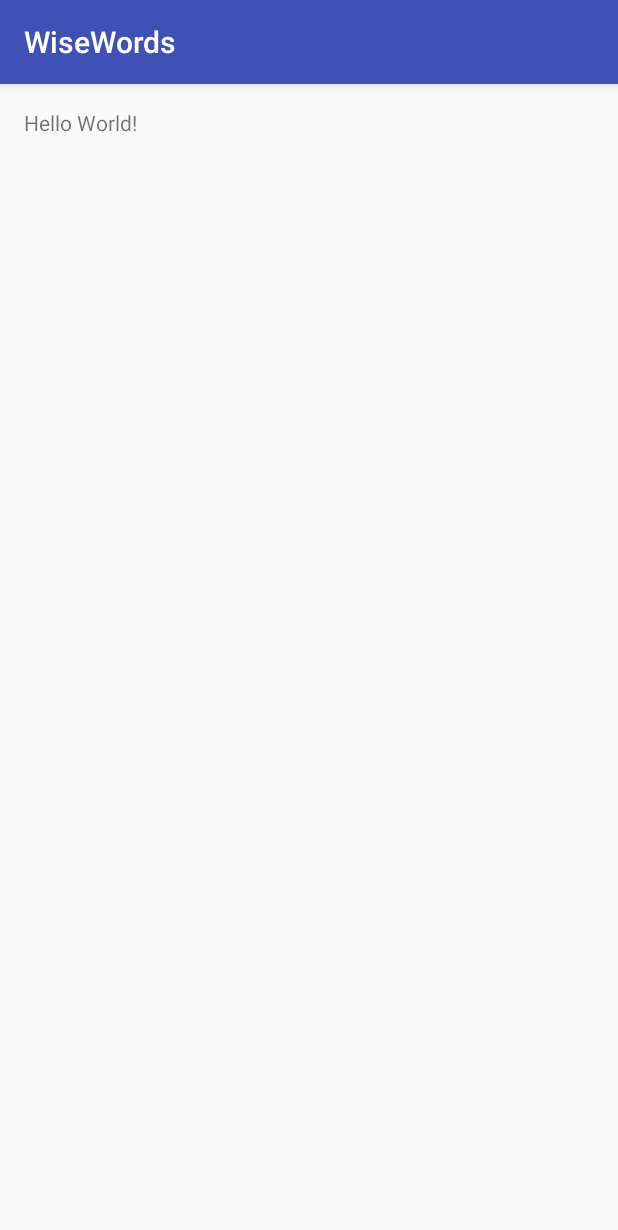
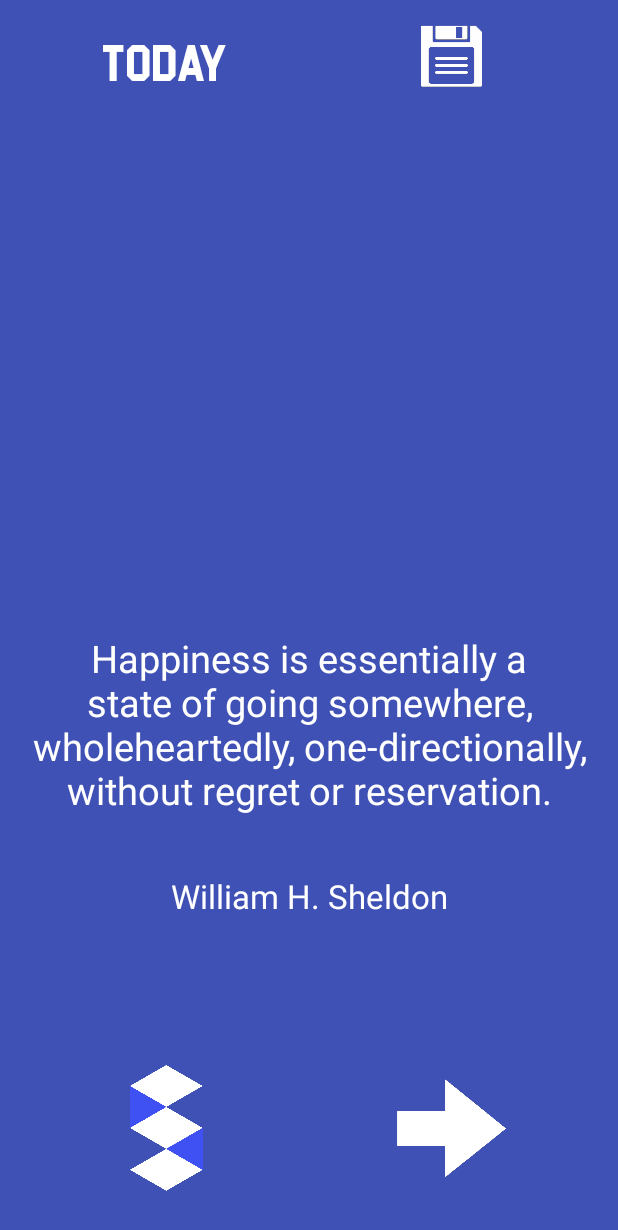
Before and after one commit to pauldstar/WiseWords, an Android app: the screen it shows after launch (MainActivity), on a phone screen of 412 x 824 dp. Shown: the top 1230 px of the screen. Run offline under Robolectric (Android 15) with nearby library versions, the light colour scheme and no system bars.

Commit message:
finished initial design of the activity_main layout. time to begin constructing the parser

```diff
--- a/app/src/main/AndroidManifest.xml
+++ b/app/src/main/AndroidManifest.xml
@@ -15,6 +15,7 @@
                 <action android:name="android.intent.action.MAIN"/>
 
                 <category android:name="android.intent.category.LAUNCHER"/>
+                <!--launcher category makes this the activity that gets shown first-->
             </intent-filter>
         </activity>
 
@@ -22,7 +23,7 @@
             <intent-filter>
                 <action android:name="android.intent.action.MAIN"/>
 
-                <category android:name="android.intent.category.LAUNCHER"/>
+                <category android:name="android.intent.category.MainActivity"/>
             </intent-filter>
         </activity>
 
--- a/app/src/main/java/com/example/android/wisewords/MainActivity.java
+++ b/app/src/main/java/com/example/android/wisewords/MainActivity.java
@@ -1,13 +1,17 @@
 package com.example.android.wisewords;
 
-import android.support.v7.app.AppCompatActivity;
+import android.app.Activity;
 import android.os.Bundle;
 
-public class MainActivity extends AppCompatActivity {
+public class MainActivity extends Activity {
 
   @Override
   protected void onCreate(Bundle savedInstanceState) {
     super.onCreate(savedInstanceState);
     setContentView(R.layout.activity_main);
+    /*code to change the font of text
+    TextView textView = (TextView) findViewById(R.id.date_text_today);
+    Typeface myCustomFont = Typeface.createFromAsset(getAssets(), "fonts/Blockletter.otf");
+    textView.setTypeface(myCustomFont);*/
   }
 }
--- a/app/src/main/java/com/example/android/wisewords/SplashActivity.java
+++ b/app/src/main/java/com/example/android/wisewords/SplashActivity.java
@@ -3,6 +3,8 @@ package com.example.android.wisewords;
 import android.content.Intent;
 import android.os.Bundle;
 import android.support.v7.app.AppCompatActivity;
+
+import java.util.concurrent.TimeUnit;
 
 /**
  * Created by po482951 on 10/08/2016.
@@ -16,8 +18,12 @@ public class SplashActivity extends AppCompatActivity {
      * we launch the main activity
      * while the activity loads the splash screen would be visible
      */
-    Intent intent = new Intent(this, MainActivity.class);
-    startActivity(intent);
-    finish();
+    try {
+      TimeUnit.SECONDS.sleep(2);
+      Intent intent = new Intent(this, MainActivity.class);
+      startActivity(intent);
+      finish();
+    }
+    catch (InterruptedException e) { System.out.println(e.getMessage());}
   }
 }
--- /dev/null
+++ b/app/src/main/java/com/example/android/wisewords/myCustomTextView.java
@@ -0,0 +1,17 @@
+package com.example.android.wisewords;
+
+import android.content.Context;
+import android.graphics.Typeface;
+import android.util.AttributeSet;
+import android.widget.TextView;
+
+/**
+ * Created by po482951 on 11/08/2016.
+ */
+public class myCustomTextView extends TextView{
+
+  public myCustomTextView(Context context, AttributeSet attributeSet) {
+    super(context, attributeSet);
+    this.setTypeface(Typeface.createFromAsset(context.getAssets(), "fonts/Blockletter.otf"));
+  }
+}
--- a/app/src/main/res/drawable/background_splash.xml
+++ b/app/src/main/res/drawable/background_splash.xml
@@ -6,6 +6,6 @@
     <item>
         <bitmap
             android:gravity="center"
-            android:src="@mipmap/ic_launcher"/>
+            android:src="@drawable/logo"/>
     </item><!--setting the splash screen image-->
 </layer-list>
--- a/app/src/main/res/layout/activity_main.xml
+++ b/app/src/main/res/layout/activity_main.xml
@@ -1,17 +1,104 @@
 <?xml version="1.0" encoding="utf-8"?>
-<RelativeLayout
+<LinearLayout
     xmlns:android="http://schemas.android.com/apk/res/android"
     xmlns:tools="http://schemas.android.com/tools"
     android:layout_width="match_parent"
     android:layout_height="match_parent"
+    android:orientation="vertical"
     android:paddingBottom="@dimen/activity_vertical_margin"
     android:paddingLeft="@dimen/activity_horizontal_margin"
     android:paddingRight="@dimen/activity_horizontal_margin"
     android:paddingTop="@dimen/activity_vertical_margin"
-    tools:context="com.example.android.wisewords.MainActivity">
+    tools:context="com.example.android.wisewords.MainActivity"
+    android:background="@color/colorPrimary"
+    android:gravity="center_horizontal">
 
-    <TextView
-        android:layout_width="wrap_content"
+    <LinearLayout
+        android:orientation="horizontal"
+        android:layout_width="match_parent"
         android:layout_height="wrap_content"
-        android:text="Hello World!"/>
-</RelativeLayout>
+        android:layout_alignParentStart="true"
+        android:layout_weight="1">
+
+        <!--built custom text view-->
+        <com.example.android.wisewords.myCustomTextView
+            android:layout_width="match_parent"
+            android:layout_height="wrap_content"
+            android:textAppearance="?android:attr/textAppearanceLarge"
+            android:text="Today"
+            android:layout_weight="1"
+            android:id="@+id/date_text_today"
+            android:textColor="#ffffff"
+            android:textSize="35dp"
+            android:gravity="center_horizontal"/>
+
+        <ImageView
+            android:layout_width="match_parent"
+            android:layout_height="wrap_content"
+            android:id="@+id/save_quote"
+            android:layout_weight="1"
+            android:adjustViewBounds="true"
+            android:src="@drawable/save_icon"
+            android:background="@android:color/transparent"
+            android:maxHeight="43dp"/>
+
+    </LinearLayout>
+
+
+        <TextView
+            android:layout_width="wrap_content"
+            android:layout_height="wrap_content"
+            android:text="Happiness is essentially a state of going somewhere, wholeheartedly, one-directionally, without regret or reservation."
+            android:id="@+id/quote"
+            android:textColor="#ffffff"
+            android:layout_weight="15"
+            android:textSize="25dp"
+            android:layout_above="@+id/author"
+            android:layout_alignParentStart="true"
+            android:layout_marginBottom="28dp"
+            android:gravity="bottom|center_horizontal"/>
+
+
+        <TextView
+            android:layout_width="match_parent"
+            android:layout_height="wrap_content"
+            android:textAppearance="?android:attr/textAppearanceLarge"
+            android:text="William H. Sheldon"
+            android:id="@+id/author"
+            android:layout_weight="1"
+            android:textColor="#ffffff"
+            android:layout_marginBottom="72dp"
+            android:layout_centerHorizontal="true"
+            android:gravity="center|center_horizontal"/>
+
+    <LinearLayout
+        android:orientation="horizontal"
+        android:layout_width="match_parent"
+        android:layout_height="wrap_content"
+        android:layout_weight="1"
+        android:gravity="center">
+
+        <ImageView
+            android:layout_width="match_parent"
+            android:layout_height="wrap_content"
+            android:id="@+id/saved_quotes"
+            android:adjustViewBounds="true"
+            android:maxWidth="60dp"
+            android:maxHeight="90dp"
+            android:src="@drawable/storehouse_icon"
+            android:longClickable="false"
+            android:layout_weight="1"/>
+
+        <ImageView
+            android:layout_width="match_parent"
+            android:layout_height="wrap_content"
+            android:id="@+id/next_icon"
+            android:src="@drawable/next_icon"
+            android:adjustViewBounds="true"
+            android:maxWidth="10dp"
+            android:layout_weight="1"
+            android:maxHeight="70dp"/>
+
+    </LinearLayout>
+
+</LinearLayout>
--- a/app/src/main/res/values/colors.xml
+++ b/app/src/main/res/values/colors.xml
@@ -1,6 +1,6 @@
 <?xml version="1.0" encoding="utf-8"?>
 <resources>
-    <color name="colorPrimary">#3F51B5</color>
+    <color name="colorPrimary">#3f51b5</color>
     <color name="colorPrimaryDark">#303F9F</color>
     <color name="colorAccent">#FF4081</color>
 </resources>
--- a/app/src/main/res/values/styles.xml
+++ b/app/src/main/res/values/styles.xml
@@ -1,6 +1,6 @@
 <resources>
 
-    <style name="AppTheme" parent="Theme.AppCompat.Light.DarkActionBar">
+    <style name="AppTheme" parent="Theme.AppCompat.Light.NoActionBar">
         <item name="colorPrimary">@color/colorPrimary</item>
         <item name="colorPrimaryDark">@color/colorPrimaryDark</item>
         <item name="colorAccent">@color/colorAccent</item>
```
Also changed, not shown: app/src/main/assets/fonts/Blockletter.otf (added), app/src/main/ic_launcher-web.png (added), app/src/main/res/drawable/logo.png (added), app/src/main/res/drawable/next_icon.png (added), app/src/main/res/drawable/save_icon.png (added), app/src/main/res/drawable/storehouse_icon.png (added), app/src/main/res/mipmap-hdpi/ic_launcher.png, app/src/main/res/mipmap-mdpi/ic_launcher.png, app/src/main/res/mipmap-xhdpi/ic_launcher.png, app/src/main/res/mipmap-xxhdpi/ic_launcher.png, app/src/main/res/mipmap-xxxhdpi/ic_launcher.png.
